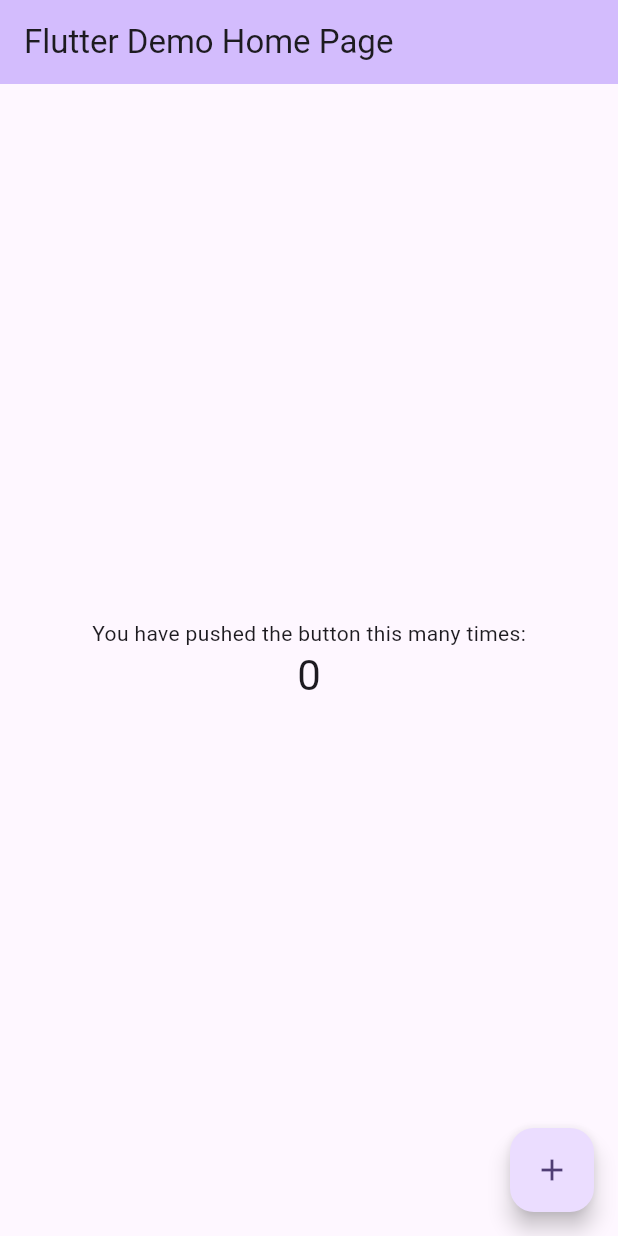
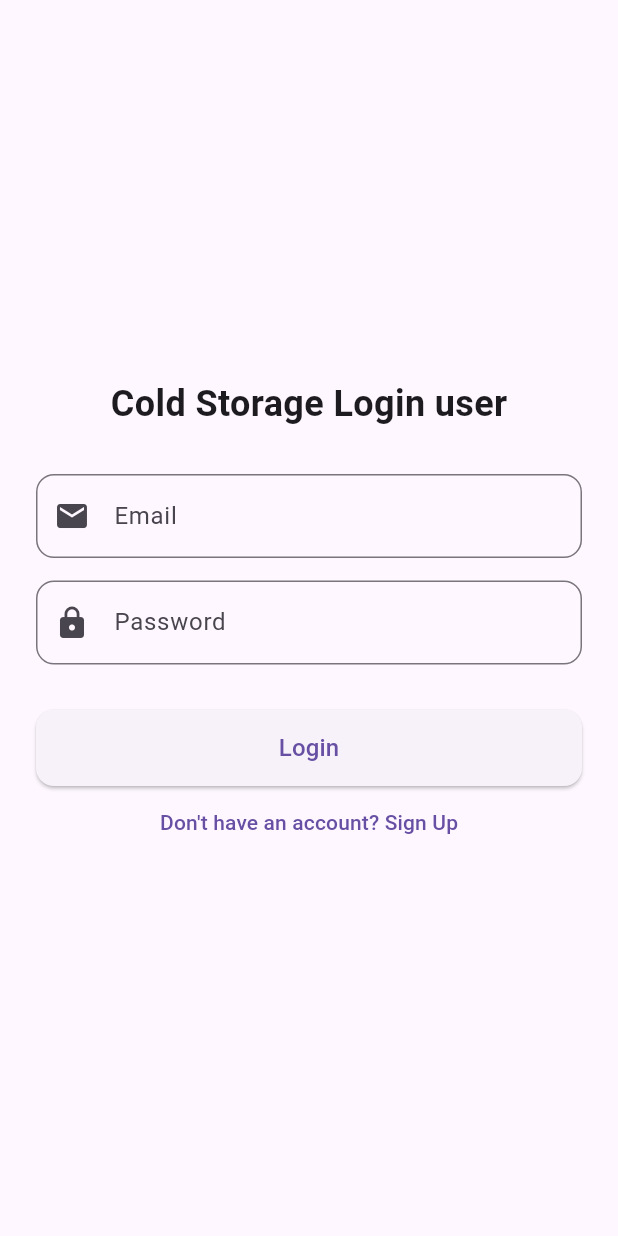
Before and after one commit to Tanmay-kanase/Parking-App-Flutter, a Flutter app: the screen it shows after launch, on a phone screen of 412 x 824 dp. Run offline on Flutter 3.47's test engine with Material 3 defaults, Android fonts, the phone set to English and light mode, and no system bars; our stand-ins replace firebase_auth, firebase_storage, image_picker, shared_preferences; accounts and stored records are empty.

Commit message:
Routing and signup and signin view page UI created

```diff
--- a/lib/main.dart
+++ b/lib/main.dart
@@ -1,4 +1,5 @@
 import 'package:flutter/material.dart';
+import 'routes/app_routes.dart';
 
 void main() {
   runApp(const MyApp());
@@ -7,119 +8,15 @@
 class MyApp extends StatelessWidget {
   const MyApp({super.key});
 
-  // This widget is the root of your application.
   @override
   Widget build(BuildContext context) {
     return MaterialApp(
-      title: 'Flutter Demo',
+      title: "IoT Cold Storage",
       theme: ThemeData(
-        // This is the theme of your application.
-        //
-        // TRY THIS: Try running your application with "flutter run". You'll see
-        // the application has a purple toolbar. Then, without quitting the app,
-        // try changing the seedColor in the colorScheme below to Colors.green
-        // and then invoke "hot reload" (save your changes or press the "hot
-        // reload" button in a Flutter-supported IDE, or press "r" if you used
-        // the command line to start the app).
-        //
-        // Notice that the counter didn't reset back to zero; the application
-        // state is not lost during the reload. To reset the state, use hot
-        // restart instead.
-        //
-        // This works for code too, not just values: Most code changes can be
-        // tested with just a hot reload.
-        colorScheme: ColorScheme.fromSeed(seedColor: Colors.deepPurple),
-        useMaterial3: true,
+        primarySwatch: Colors.green,
       ),
-      home: const MyHomePage(title: 'Flutter Demo Home Page'),
+      initialRoute: AppRoutes.login,
+      routes: AppRoutes.routes,
     );
   }
 }
-
-class MyHomePage extends StatefulWidget {
-  const MyHomePage({super.key, required this.title});
-
-  // This widget is the home page of your application. It is stateful, meaning
-  // that it has a State object (defined below) that contains fields that affect
-  // how it looks.
-
-  // This class is the configuration for the state. It holds the values (in this
-  // case the title) provided by the parent (in this case the App widget) and
-  // used by the build method of the State. Fields in a Widget subclass are
-  // always marked "final".
-
-  final String title;
-
-  @override
-  State<MyHomePage> createState() => _MyHomePageState();
-}
-
-class _MyHomePageState extends State<MyHomePage> {
-  int _counter = 0;
-
-  void _incrementCounter() {
-    setState(() {
-      // This call to setState tells the Flutter framework that something has
-      // changed in this State, which causes it to rerun the build method below
-      // so that the display can reflect the updated values. If we changed
-      // _counter without calling setState(), then the build method would not be
-      // called again, and so nothing would appear to happen.
-      _counter++;
-    });
-  }
-
-  @override
-  Widget build(BuildContext context) {
-    // This method is rerun every time setState is called, for instance as done
-    // by the _incrementCounter method above.
-    //
-    // The Flutter framework has been optimized to make rerunning build methods
-    // fast, so that you can just rebuild anything that needs updating rather
-    // than having to individually change instances of widgets.
-    return Scaffold(
-      appBar: AppBar(
-        // TRY THIS: Try changing the color here to a specific color (to
-        // Colors.amber, perhaps?) and trigger a hot reload to see the AppBar
-        // change color while the other colors stay the same.
-        backgroundColor: Theme.of(context).colorScheme.inversePrimary,
-        // Here we take the value from the MyHomePage object that was created by
-        // the App.build method, and use it to set our appbar title.
-        title: Text(widget.title),
-      ),
-      body: Center(
-        // Center is a layout widget. It takes a single child and positions it
-        // in the middle of the parent.
-        child: Column(
-          // Column is also a layout widget. It takes a list of children and
-          // arranges them vertically. By default, it sizes itself to fit its
-          // children horizontally, and tries to be as tall as its parent.
-          //
-          // Column has various properties to control how it sizes itself and
-          // how it positions its children. Here we use mainAxisAlignment to
-          // center the children vertically; the main axis here is the vertical
-          // axis because Columns are vertical (the cross axis would be
-          // horizontal).
-          //
-          // TRY THIS: Invoke "debug painting" (choose the "Toggle Debug Paint"
-          // action in the IDE, or press "p" in the console), to see the
-          // wireframe for each widget.
-          mainAxisAlignment: MainAxisAlignment.center,
-          children: <Widget>[
-            const Text(
-              'You have pushed the button this many times:',
-            ),
-            Text(
-              '$_counter',
-              style: Theme.of(context).textTheme.headlineMedium,
-            ),
-          ],
-        ),
-      ),
-      floatingActionButton: FloatingActionButton(
-        onPressed: _incrementCounter,
-        tooltip: 'Increment',
-        child: const Icon(Icons.add),
-      ), // This trailing comma makes auto-formatting nicer for build methods.
-    );
-  }
-}
--- /dev/null
+++ b/lib/routes/app_routes.dart
@@ -0,0 +1,16 @@
+import 'package:flutter/material.dart';
+import '../views/auth/login_view.dart';
+import '../views/auth/signup_view.dart';
+import '../views/dashboard/dashboard_view.dart';
+
+class AppRoutes {
+  static const login = '/login';
+  static const signup = '/signup';
+  static const dashboard = '/dashboard';
+
+  static Map<String, WidgetBuilder> routes = {
+    login: (context) => const LoginView(),
+    signup: (context) =>  SignupScreen(),
+    dashboard: (context) => const DashboardView(),
+  };
+}
--- /dev/null
+++ b/lib/views/auth/login_view.dart
@@ -0,0 +1,55 @@
+import 'package:flutter/material.dart';
+import '../../routes/app_routes.dart';
+import '../../widgets/custom_textfield.dart';
+import '../../widgets/custom_button.dart';
+
+class LoginView extends StatelessWidget {
+  const LoginView({super.key});
+
+  @override
+  Widget build(BuildContext context) {
+    final emailController = TextEditingController();
+    final passwordController = TextEditingController();
+
+    return Scaffold(
+      body: Center(
+        child: Padding(
+          padding: const EdgeInsets.all(24),
+          child: Column(
+            mainAxisAlignment: MainAxisAlignment.center,
+            children: [
+              const Text("Cold Storage Login user",
+                  style: TextStyle(fontSize: 24, fontWeight: FontWeight.bold)),
+              const SizedBox(height: 30),
+              CustomTextField(
+                controller: emailController,
+                hintText: "Email",
+                icon: Icons.email,
+              ),
+              const SizedBox(height: 15),
+              CustomTextField(
+                controller: passwordController,
+                hintText: "Password",
+                icon: Icons.lock,
+                obscureText: true,
+              ),
+              const SizedBox(height: 30),
+              CustomButton(
+                text: "Login",
+                onPressed: () {
+                  Navigator.pushReplacementNamed(context, AppRoutes.dashboard);
+                },
+              ),
+              TextButton(
+                onPressed: () {
+                  Navigator.pushNamed(context, AppRoutes.signup);
+                },
+                child: const Text("Don't have an account? Sign Up"),
+              ),
+            ],
+          ),
+        ),
+      ),
+    );
+  }
+}
--- /dev/null
+++ b/lib/widgets/custom_button.dart
@@ -0,0 +1,25 @@
+import 'package:flutter/material.dart';
+
+class CustomButton extends StatelessWidget {
+  final String text;
+  final VoidCallback onPressed;
+
+  const CustomButton({super.key, required this.text, required this.onPressed});
+
+  @override
+  Widget build(BuildContext context) {
+    return SizedBox(
+      width: double.infinity,
+      child: ElevatedButton(
+        style: ElevatedButton.styleFrom(
+          padding: const EdgeInsets.symmetric(vertical: 14),
+          shape: RoundedRectangleBorder(
+            borderRadius: BorderRadius.circular(12),
+          ),
+        ),
+        onPressed: onPressed,
+        child: Text(text, style: const TextStyle(fontSize: 16)),
+      ),
+    );
+  }
+}
--- /dev/null
+++ b/lib/widgets/custom_textfield.dart
@@ -0,0 +1,29 @@
+import 'package:flutter/material.dart';
+
+class CustomTextField extends StatelessWidget {
+  final TextEditingController controller;
+  final String hintText;
+  final IconData icon;
+  final bool obscureText;
+
+  const CustomTextField({
+    super.key,
+    required this.controller,
+    required this.hintText,
+    required this.icon,
+    this.obscureText = false,
+  });
+
+  @override
+  Widget build(BuildContext context) {
+    return TextField(
+      controller: controller,
+      obscureText: obscureText,
+      decoration: InputDecoration(
+        prefixIcon: Icon(icon),
+        hintText: hintText,
+        border: OutlineInputBorder(borderRadius: BorderRadius.circular(12)),
+      ),
+    );
+  }
+}
```
Also changed, not shown: lib/views/auth/signup_view.dart (added, +399 -0 lines), lib/views/dashboard/dashboard_view.dart (added, +15 -0 lines), pubspec.yaml (+17 -4 lines), pubspec.lock (added), 29 other files.
